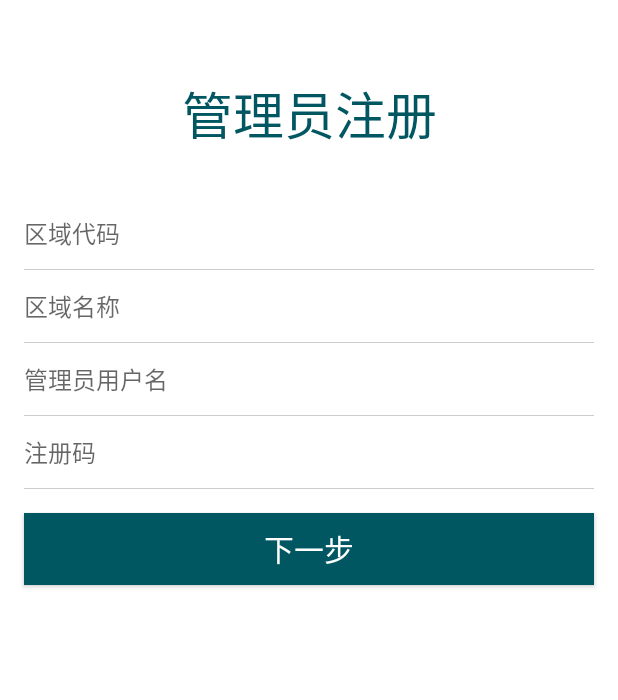
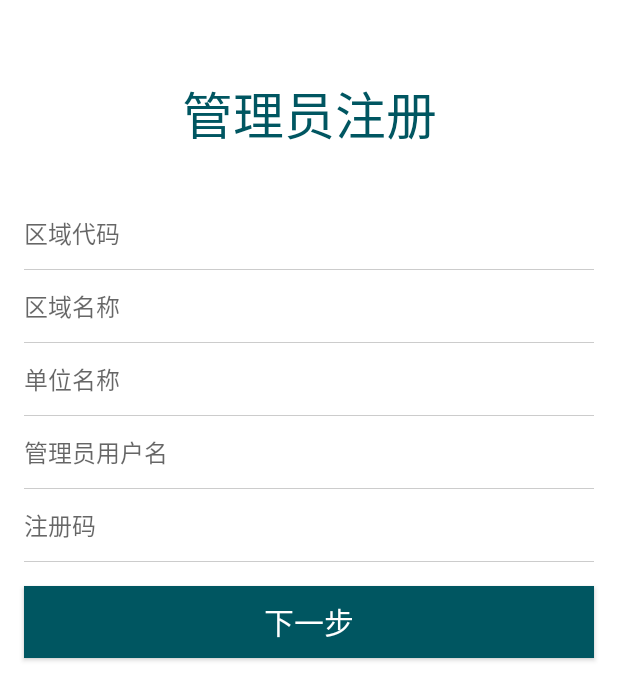
Before and after one commit to 1185937731/hjjc, an Android app: the AdminRegisterActivity screen opened directly, with no data from a screen before it, after a tap on "下一步", on a phone screen of 412 x 824 dp. Shown: the top 700 px of the screen. Run offline under Robolectric (Android 15) with nearby library versions, the phone set to English and light mode, and no system bars.

Commit message:
company_name

```diff
--- a/app/src/main/java/com/ccnu/hjjc/activity/AdminRegisterActivity.java
+++ b/app/src/main/java/com/ccnu/hjjc/activity/AdminRegisterActivity.java
@@ -17,6 +17,7 @@ public class AdminRegisterActivity extends AppCompatActivity {
     private EditText et_area_name;
     private EditText et_username;
     private EditText et_reg_code;
+    private EditText et_company_name;
     private Button btn_next;
 
     @Override
@@ -33,6 +34,7 @@ public class AdminRegisterActivity extends AppCompatActivity {
         et_username=(EditText) findViewById(R.id.et_username);
         et_area_id=(EditText) findViewById(R.id.et_area_id);
         et_area_name=(EditText) findViewById(R.id.et_area_name);
+        et_company_name=(EditText) findViewById(R.id.et_company_name);
         et_reg_code=(EditText)findViewById(R.id.et_reg_code);
         btn_next=(Button)findViewById(R.id.btn_next);
 
@@ -43,15 +45,18 @@ public class AdminRegisterActivity extends AppCompatActivity {
                 String username=et_username.getText().toString().trim();
                 String area=et_area_id.getText().toString().trim();
                 String area_name=et_area_name.getText().toString().trim();
+                String company_name=et_company_name.getText().toString().trim();
                 String code=et_reg_code.getText().toString().trim();
                 if(area.isEmpty()){
                     Toast.makeText(AdminRegisterActivity.this, "请输入区域编号", Toast.LENGTH_LONG).show();
-                }else if(area.length()>6){
-                    Toast.makeText(AdminRegisterActivity.this, "区域编号字数不能多于6个", Toast.LENGTH_LONG).show();
                 }else if(area_name.isEmpty()){
                     Toast.makeText(AdminRegisterActivity.this, "请输入区域名称", Toast.LENGTH_LONG).show();
                 }else if(area_name.length()>6){
                     Toast.makeText(AdminRegisterActivity.this, "区域名称字数不能多于6个", Toast.LENGTH_LONG).show();
+                }else if(company_name.isEmpty()){
+                    Toast.makeText(AdminRegisterActivity.this, "请输入单位名称", Toast.LENGTH_LONG).show();
+                }else if(company_name.length()>6){
+                    Toast.makeText(AdminRegisterActivity.this, "单位名称字数不能多于6个", Toast.LENGTH_LONG).show();
                 }else if(username.isEmpty()){
                     Toast.makeText(AdminRegisterActivity.this, "请输入用户名", Toast.LENGTH_LONG).show();
                 }else if(code.isEmpty()){
@@ -62,6 +67,7 @@ public class AdminRegisterActivity extends AppCompatActivity {
                     intent.putExtra("username",username);
                     intent.putExtra("area",area);
                     intent.putExtra("area_name",area_name);
+                    intent.putExtra("company_name",company_name);
                     intent.putExtra("code",code);
                     startActivity(intent);
                 }
--- a/app/src/main/java/com/ccnu/hjjc/http/ApiService.java
+++ b/app/src/main/java/com/ccnu/hjjc/http/ApiService.java
@@ -105,6 +105,7 @@ public interface ApiService {
     Observable<RegistReturnObject> AdminRegister(
             @Field("area") String area,
             @Field("area_name") String area_name,
+            @Field("company_name")String company_name,
             @Field("r_code")String code,
             @Field("r_name") String names,
             @Field("r_pwd") String password,
--- a/app/src/main/java/com/ccnu/hjjc/http/HttpLoader.java
+++ b/app/src/main/java/com/ccnu/hjjc/http/HttpLoader.java
@@ -45,8 +45,8 @@ public class HttpLoader extends ObjectLoader {
         return observe(apiService.Register(name,password,phone,email));
     }
     //管理员注册
-    public Observable<RegistReturnObject> adminregist(String area,String area_name,String code,String name, String password,String phone,String email){
-        return observe(apiService.AdminRegister(area,area_name,code,name,password,phone,email));
+    public Observable<RegistReturnObject> adminregist(String area,String area_name,String company_name,String code,String name, String password,String phone,String email){
+        return observe(apiService.AdminRegister(area,area_name,company_name,code,name,password,phone,email));
     }
     //登陆
     public Observable<GetClientsName> showAllUsr(String username){
--- a/app/src/main/res/layout/activity_adminregister.xml
+++ b/app/src/main/res/layout/activity_adminregister.xml
@@ -35,6 +35,21 @@
         android:layout_height="48dp"
         android:background="#ffffff"
         android:hint="@string/hint_area_name"
+        android:paddingLeft="16dp"
+        android:singleLine="true"
+        android:textSize="@dimen/text_middle_size" />
+    <View
+        android:layout_width="match_parent"
+        android:layout_height="0.5dp"
+        android:layout_marginLeft="16dp"
+        android:layout_marginRight="16dp"
+        android:background="#cccccc" />
+    <EditText
+        android:id="@+id/et_company_name"
+        android:layout_width="match_parent"
+        android:layout_height="48dp"
+        android:background="#ffffff"
+        android:hint="@string/hint_company_name"
         android:paddingLeft="16dp"
         android:singleLine="true"
         android:textSize="@dimen/text_middle_size" />
--- a/app/src/main/res/values/strings.xml
+++ b/app/src/main/res/values/strings.xml
@@ -28,6 +28,7 @@
     <string name="next">下一步</string>
     <string name="hint_area_id">区域代码</string>
     <string name="hint_area_name">区域名称</string>
+    <string name="hint_company_name">单位名称</string>
     <string name="hint_admin_name">管理员用户名</string>
     <string name="hint_reg_code">注册码</string>
 
```
Also changed, not shown: app/src/main/java/com/ccnu/hjjc/activity/AdminRegisterActivity2.java (+5 -3 lines).
